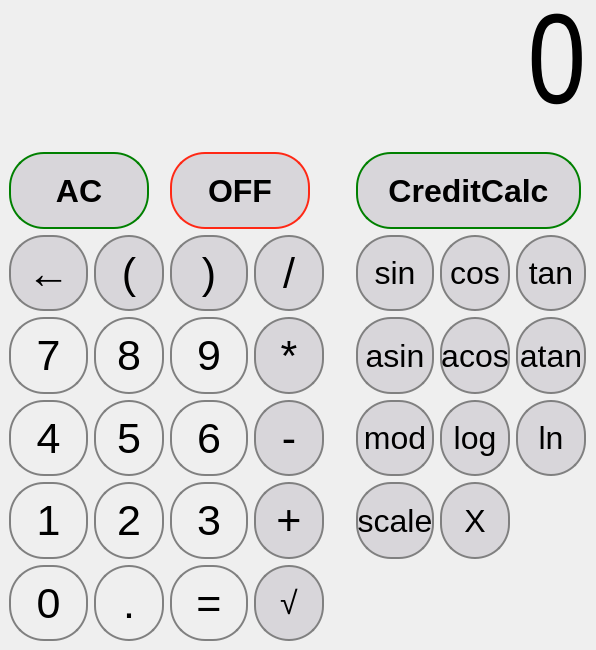
Above: sparrvio.ui from Dynokey/SmartCalc-v1 before the change. Below: the same form after it.
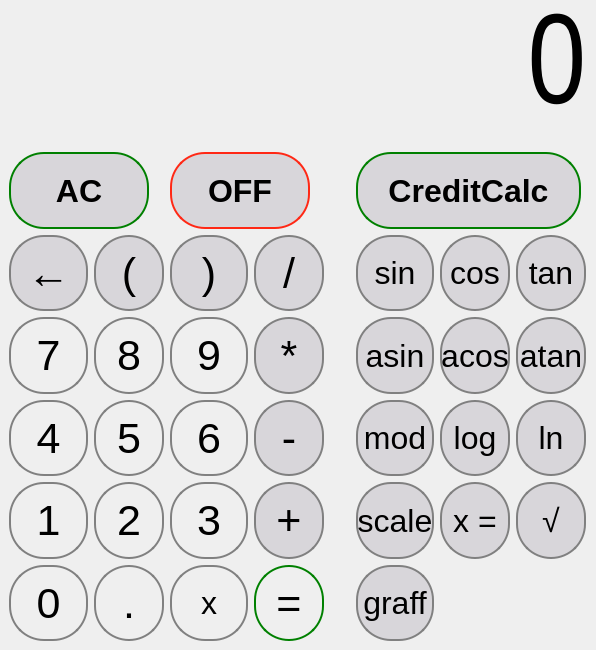
That is the form after the change.

Patch:
```diff
--- a/sparrvio.ui
+++ b/sparrvio.ui
@@ -604,45 +604,6 @@
       </property>
      </widget>
     </item>
-    <item row="7" column="3">
-     <widget class="QPushButton" name="pushButton_sqrt">
-      <property name="sizePolicy">
-       <sizepolicy hsizetype="Preferred" vsizetype="Preferred">
-        <horstretch>0</horstretch>
-        <verstretch>0</verstretch>
-       </sizepolicy>
-      </property>
-      <property name="minimumSize">
-       <size>
-        <width>70</width>
-        <height>70</height>
-       </size>
-      </property>
-      <property name="font">
-       <font>
-        <pointsize>24</pointsize>
-        <bold>false</bold>
-        <kerning>true</kerning>
-       </font>
-      </property>
-      <property name="styleSheet">
-       <string notr="true">QPushButton {
-	border: 2px solid gray;
- 	border-radius: 35px;
-	background-color:rgb(216, 214, 218);
-	margin: 0px
-}
-
-QPushButton:pressed {
-	background-color: qlineargradient(x1: 0, y1: 0, x2: 0, y2: 1, 
-									stop:  0 #dadbde, stop: 1 #f6f7fa);
-}</string>
-      </property>
-      <property name="text">
-       <string>√</string>
-      </property>
-     </widget>
-    </item>
     <item row="4" column="7">
      <widget class="QPushButton" name="pushButton_atan">
       <property name="sizePolicy">
@@ -1086,45 +1047,6 @@
       </property>
      </widget>
     </item>
-    <item row="7" column="2">
-     <widget class="QPushButton" name="pushButton_eq">
-      <property name="sizePolicy">
-       <sizepolicy hsizetype="Preferred" vsizetype="Preferred">
-        <horstretch>0</horstretch>
-        <verstretch>0</verstretch>
-       </sizepolicy>
-      </property>
-      <property name="minimumSize">
-       <size>
-        <width>70</width>
-        <height>70</height>
-       </size>
-      </property>
-      <property name="font">
-       <font>
-        <pointsize>32</pointsize>
-        <bold>false</bold>
-        <kerning>true</kerning>
-       </font>
-      </property>
-      <property name="styleSheet">
-       <string notr="true">QPushButton {
-	border: 2px solid gray;
- 	border-radius: 35px;
-	margin: 0px
-}
-
-QPushButton:pressed {
-	background-color: qlineargradient(x1: 0, y1: 0, x2: 0, y2: 1, 
-									stop:  0 #dadbde, stop: 1 #f6f7fa);
-}
-</string>
-      </property>
-      <property name="text">
-       <string>=</string>
-      </property>
-     </widget>
-    </item>
     <item row="5" column="5">
      <widget class="QPushButton" name="pushButton_mod">
       <property name="sizePolicy">
@@ -1397,6 +1319,45 @@
       </property>
      </widget>
     </item>
+    <item row="7" column="5">
+     <widget class="QPushButton" name="pushButton_graf">
+      <property name="sizePolicy">
+       <sizepolicy hsizetype="Preferred" vsizetype="Preferred">
+        <horstretch>0</horstretch>
+        <verstretch>0</verstretch>
+       </sizepolicy>
+      </property>
+      <property name="minimumSize">
+       <size>
+        <width>70</width>
+        <height>70</height>
+       </size>
+      </property>
+      <property name="font">
+       <font>
+        <pointsize>24</pointsize>
+        <bold>false</bold>
+        <kerning>true</kerning>
+       </font>
+      </property>
+      <property name="styleSheet">
+       <string notr="true">QPushButton {
+	border: 2px solid gray;
+ 	border-radius: 35px;
+	background-color:rgb(216, 214, 218);
+	margin: 0px
+}
+
+QPushButton:pressed {
+	background-color: qlineargradient(x1: 0, y1: 0, x2: 0, y2: 1, 
+									stop:  0 #dadbde, stop: 1 #f6f7fa);
+}</string>
+      </property>
+      <property name="text">
+       <string>graff</string>
+      </property>
+     </widget>
+    </item>
     <item row="6" column="6">
      <widget class="QPushButton" name="pushButton_X">
       <property name="sizePolicy">
@@ -1432,7 +1393,122 @@
 }</string>
       </property>
       <property name="text">
-       <string>X</string>
+       <string>x =</string>
+      </property>
+     </widget>
+    </item>
+    <item row="7" column="3">
+     <widget class="QPushButton" name="pushButton_eq">
+      <property name="sizePolicy">
+       <sizepolicy hsizetype="Preferred" vsizetype="Preferred">
+        <horstretch>0</horstretch>
+        <verstretch>0</verstretch>
+       </sizepolicy>
+      </property>
+      <property name="minimumSize">
+       <size>
+        <width>70</width>
+        <height>70</height>
+       </size>
+      </property>
+      <property name="font">
+       <font>
+        <pointsize>32</pointsize>
+        <bold>false</bold>
+        <kerning>true</kerning>
+       </font>
+      </property>
+      <property name="styleSheet">
+       <string notr="true">QPushButton {
+	border: 2px solid green;
+ 	border-radius: 35px;
+	margin: 0px
+}
+
+QPushButton:pressed {
+	background-color: green;
+	color: white;
+}</string>
+      </property>
+      <property name="text">
+       <string>=</string>
+      </property>
+     </widget>
+    </item>
+    <item row="7" column="2">
+     <widget class="QPushButton" name="pushButton_x">
+      <property name="sizePolicy">
+       <sizepolicy hsizetype="Preferred" vsizetype="Preferred">
+        <horstretch>0</horstretch>
+        <verstretch>0</verstretch>
+       </sizepolicy>
+      </property>
+      <property name="minimumSize">
+       <size>
+        <width>70</width>
+        <height>70</height>
+       </size>
+      </property>
+      <property name="font">
+       <font>
+        <pointsize>24</pointsize>
+        <bold>false</bold>
+        <kerning>true</kerning>
+       </font>
+      </property>
+      <property name="styleSheet">
+       <string notr="true">QPushButton {
+	border: 2px solid gray;
+ 	border-radius: 35px;
+	margin: 0px
+}
+
+QPushButton:pressed {
+	background-color: qlineargradient(x1: 0, y1: 0, x2: 0, y2: 1, 
+									stop:  0 #dadbde, stop: 1 #f6f7fa);
+}</string>
+      </property>
+      <property name="text">
+       <string>x</string>
+      </property>
+     </widget>
+    </item>
+    <item row="6" column="7">
+     <widget class="QPushButton" name="pushButton_sqrt">
+      <property name="sizePolicy">
+       <sizepolicy hsizetype="Preferred" vsizetype="Preferred">
+        <horstretch>0</horstretch>
+        <verstretch>0</verstretch>
+       </sizepolicy>
+      </property>
+      <property name="minimumSize">
+       <size>
+        <width>70</width>
+        <height>70</height>
+       </size>
+      </property>
+      <property name="font">
+       <font>
+        <pointsize>24</pointsize>
+        <bold>false</bold>
+        <kerning>true</kerning>
+       </font>
+      </property>
+      <property name="styleSheet">
+       <string notr="true">QPushButton {
+	border: 2px solid gray;
+ 	border-radius: 35px;
+	background-color:rgb(216, 214, 218);
+	margin: 0px
+}
+
+QPushButton:pressed {
+	background-color: qlineargradient(x1: 0, y1: 0, x2: 0, y2: 1, 
+									stop:  0 #dadbde, stop: 1 #f6f7fa);
+}</string>
+      </property>
+      <property name="text">
+       <string>√</string>
       </property>
      </widget>
     </item>
```
Left out of the diff: 4 changed lines with no effect on the pictures.
